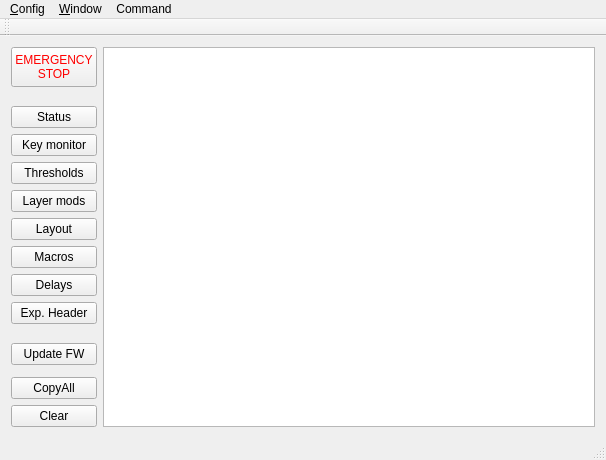
First picture: the form in FlightController/FlightController.ui, repository dmaone/CommonSense, before the edit.
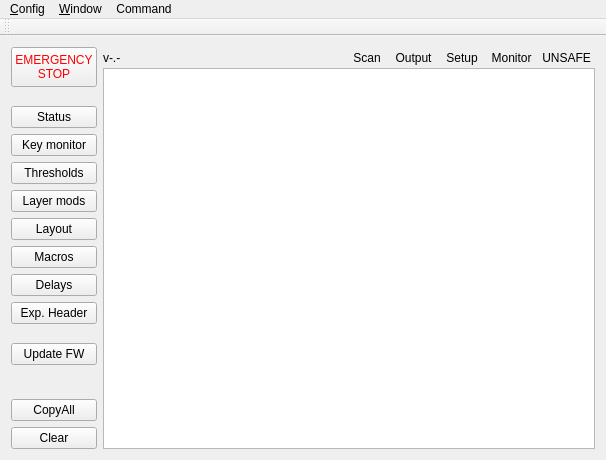
Second picture: the form after the edit. Custom widgets are drawn as their Qt base class.

Commit message: status lights and controls - WIP

Diff of the .ui file:
```diff
--- a/FlightController/FlightController.ui
+++ b/FlightController/FlightController.ui
@@ -165,14 +165,97 @@
      </layout>
     </item>
     <item>
-     <widget class="LogViewer" name="LogViewport">
-      <property name="lineWrapMode">
-       <enum>QPlainTextEdit::NoWrap</enum>
+     <layout class="QGridLayout" name="gridLayout_5">
+      <property name="spacing">
+       <number>0</number>
       </property>
-      <property name="readOnly">
-       <bool>true</bool>
-      </property>
-     </widget>
+      <item row="0" column="1">
+       <spacer name="horizontalSpacer">
+        <property name="orientation">
+         <enum>Qt::Horizontal</enum>
+        </property>
+        <property name="sizeHint" stdset="0">
+         <size>
+          <width>40</width>
+          <height>20</height>
+         </size>
+        </property>
+       </spacer>
+      </item>
+      <item row="0" column="0">
+       <widget class="QLabel" name="versionLabel">
+        <property name="text">
+         <string>v-.-</string>
+        </property>
+       </widget>
+      </item>
+      <item row="0" column="6">
+       <widget class="QLabel" name="insaneLabel">
+        <property name="text">
+         <string> UNSAFE </string>
+        </property>
+       </widget>
+      </item>
+      <item row="0" column="2">
+       <widget class="QToolButton" name="scanButton">
+        <property name="enabled">
+         <bool>true</bool>
+        </property>
+        <property name="sizePolicy">
+         <sizepolicy hsizetype="Fixed" vsizetype="Fixed">
+          <horstretch>0</horstretch>
+          <verstretch>0</verstretch>
+         </sizepolicy>
+        </property>
+        <property name="text">
+         <string>Scan</string>
+        </property>
+        <property name="toolButtonStyle">
+         <enum>Qt::ToolButtonTextOnly</enum>
+        </property>
+        <property name="autoRaise">
+         <bool>true</bool>
+        </property>
+       </widget>
+      </item>
+      <item row="0" column="4">
+       <widget class="QToolButton" name="setupButton">
+        <property name="text">
+         <string>Setup</string>
+        </property>
+        <property name="autoRaise">
+         <bool>true</bool>
+        </property>
+       </widget>
+      </item>
+      <item row="0" column="5">
+       <widget class="QLabel" name="monitorLabel">
+        <property name="text">
+         <string>  Monitor  </string>
+        </property>
+       </widget>
+      </item>
+      <item row="1" column="0" colspan="7">
+       <widget class="LogViewer" name="LogViewport">
+        <property name="lineWrapMode">
+         <enum>QPlainTextEdit::NoWrap</enum>
+        </property>
+        <property name="readOnly">
+         <bool>true</bool>
+        </property>
+       </widget>
+      </item>
+      <item row="0" column="3">
+       <widget class="QToolButton" name="outputButton">
+        <property name="text">
+         <string>Output</string>
+        </property>
+        <property name="autoRaise">
+         <bool>true</bool>
+        </property>
+       </widget>
+      </item>
+     </layout>
     </item>
    </layout>
   </widget>
@@ -235,7 +318,6 @@
    <addaction name="menu_Window"/>
    <addaction name="menuCommands"/>
   </widget>
-  <widget class="QStatusBar" name="statusBar"/>
   <action name="action_Open">
    <property name="text">
     <string>&amp;Open</string>
```
The commit also changes 6 other files.
